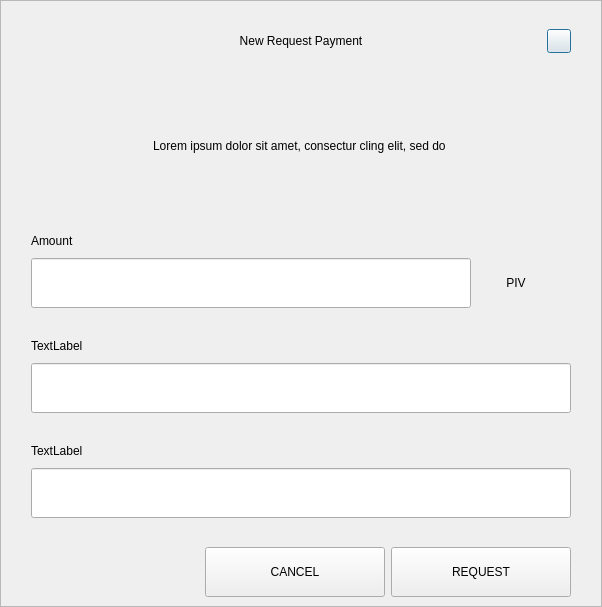
Qt form src/qt/forms/requestdialog.ui (eons-finance/ALQO) before a commit.
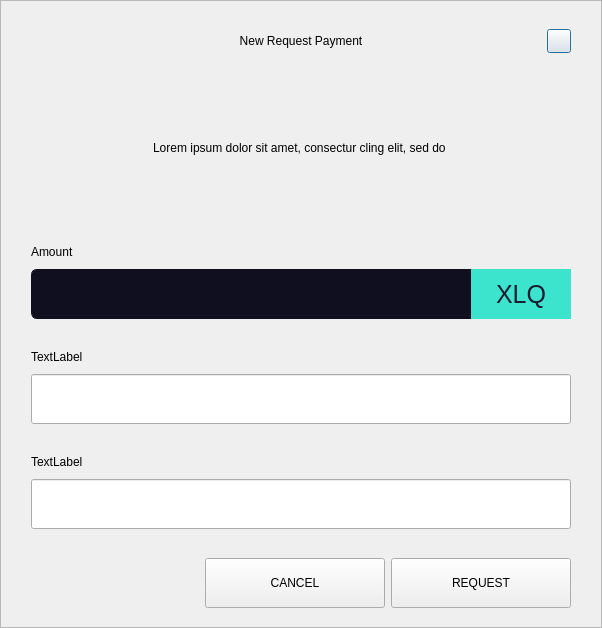
The same form after that commit.

The edit to the form file:
```diff
--- a/src/qt/forms/requestdialog.ui
+++ b/src/qt/forms/requestdialog.ui
@@ -7,7 +7,7 @@
     <x>0</x>
     <y>0</y>
     <width>602</width>
-    <height>607</height>
+    <height>628</height>
    </rect>
   </property>
   <property name="windowTitle">
@@ -54,7 +54,7 @@
        <number>30</number>
       </property>
       <property name="bottomMargin">
-       <number>0</number>
+       <number>10</number>
       </property>
       <item>
        <layout class="QHBoxLayout" name="horizontalLayout_3">
@@ -286,6 +286,20 @@
                     <height>50</height>
                    </size>
                   </property>
+                  <property name="styleSheet">
+                   <string notr="true">QLineEdit {
+    border:  1px solid #0f0f1f;
+    background-color: #0f0f1f;
+    font-size: 12px;
+    border-top-left-radius: 6px;
+    border-bottom-left-radius: 6px;
+    padding: 8px;
+    color: #3de4cd;
+}
+QLineEdit:focus {
+    border:  1px solid #3de4cd;
+}</string>
+                  </property>
                  </widget>
                 </item>
                 <item>
@@ -313,15 +327,20 @@
                     <number>0</number>
                    </property>
                    <property name="rightMargin">
-                    <number>10</number>
+                    <number>0</number>
                    </property>
                    <property name="bottomMargin">
                     <number>0</number>
                    </property>
                    <item>
                     <widget class="QLabel" name="comboBoxCoin">
+                     <property name="styleSheet">
+                      <string notr="true">background: #3de4cd;
+color: rgb(26, 29, 49);
+font-size: 25px;</string>
+                     </property>
                      <property name="text">
-                      <string>PIV</string>
+                      <string>XLQ</string>
                      </property>
                      <property name="alignment">
                       <set>Qt::AlignCenter</set>
```
